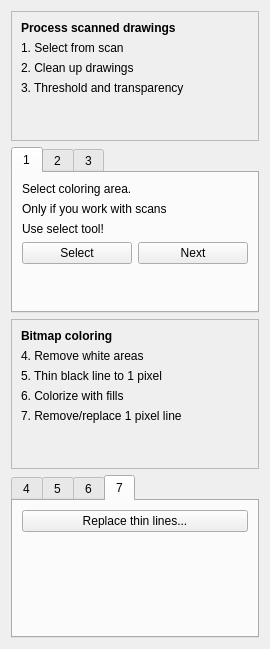
Before: the Qt Designer form app/ui/bitmapcoloringwidget.ui in pencil2d/pencil, drawn with Qt 5.
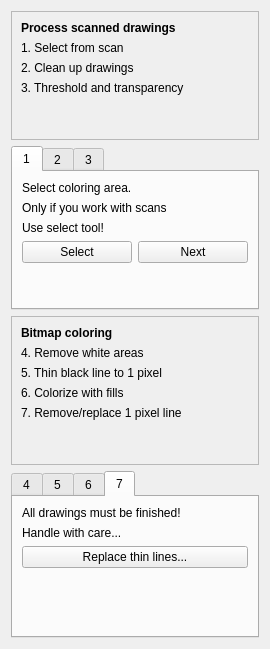
After: the same form once the commit is applied. The open tabs and pages were chosen to show the change.

Commit message: ui changes and change in transp-calculation

```diff
--- a/app/ui/bitmapcoloringwidget.ui
+++ b/app/ui/bitmapcoloringwidget.ui
@@ -477,6 +477,20 @@
        <string>7</string>
       </attribute>
       <layout class="QVBoxLayout" name="verticalLayout_6">
+       <item>
+        <widget class="QLabel" name="lab7_1">
+         <property name="text">
+          <string>All drawings must be finished!</string>
+         </property>
+        </widget>
+       </item>
+       <item>
+        <widget class="QLabel" name="lab7_2">
+         <property name="text">
+          <string>Handle with care...</string>
+         </property>
+        </widget>
+       </item>
        <item>
         <widget class="QPushButton" name="btn7_replaceThinLines">
          <property name="text">
```
The commit also changes 3 other files.
